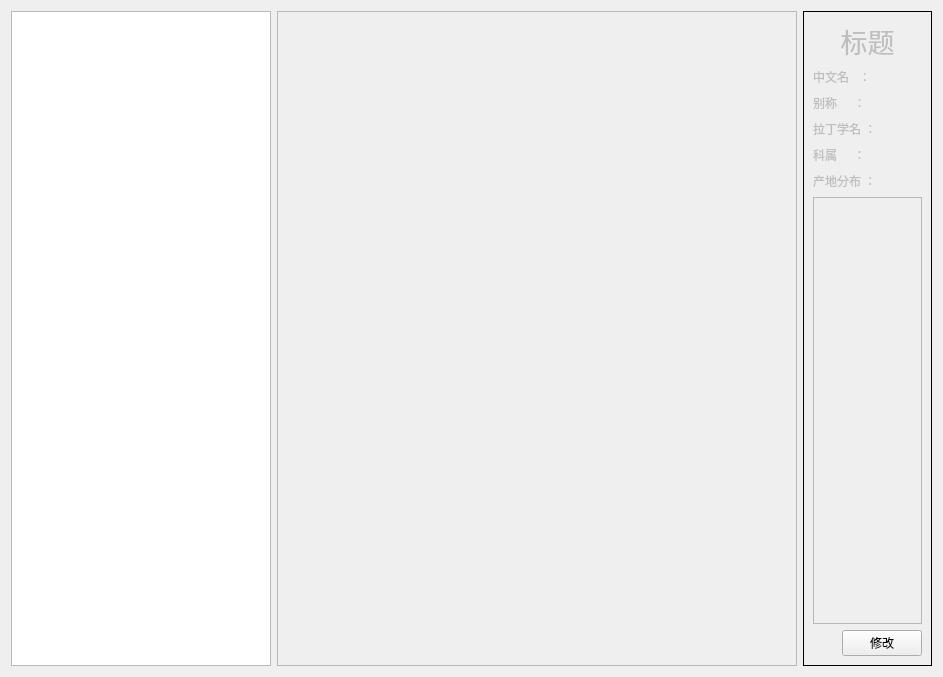
This is UI/UI_succulentPlants.ui in MChenLiang/TheShapeOfFlower as Qt 5 draws it before an edit. The edited form follows.
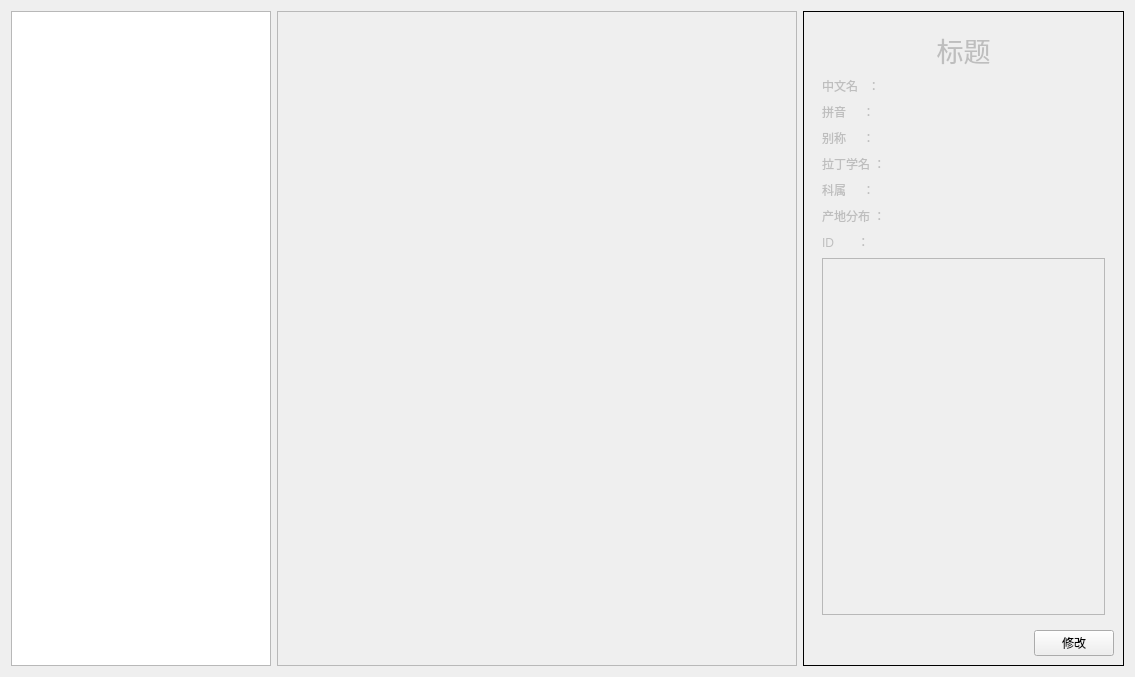
This is the edited form.

What changed in the file:
```diff
--- a/UI/UI_succulentPlants.ui
+++ b/UI/UI_succulentPlants.ui
@@ -6,7 +6,7 @@
    <rect>
     <x>0</x>
     <y>0</y>
-    <width>943</width>
+    <width>1135</width>
     <height>677</height>
    </rect>
   </property>
@@ -101,13 +101,13 @@
         <property name="enabled">
          <bool>false</bool>
         </property>
+        <property name="sizePolicy">
+         <sizepolicy hsizetype="Preferred" vsizetype="Expanding">
+          <horstretch>0</horstretch>
+          <verstretch>0</verstretch>
+         </sizepolicy>
+        </property>
         <layout class="QVBoxLayout" name="verticalLayout_2">
-         <property name="spacing">
-          <number>6</number>
-         </property>
-         <property name="margin">
-          <number>0</number>
-         </property>
          <item>
           <widget class="QLabel" name="label_title">
            <property name="font">
@@ -125,6 +125,44 @@
          </item>
          <item>
           <layout class="QGridLayout" name="gridLayout">
+           <item row="5" column="0">
+            <widget class="QLabel" name="label_From">
+             <property name="text">
+              <string>产地分布 ：</string>
+             </property>
+            </widget>
+           </item>
+           <item row="0" column="1">
+            <widget class="QLineEdit" name="lineEdit_cName">
+             <property name="enabled">
+              <bool>false</bool>
+             </property>
+             <property name="frame">
+              <bool>false</bool>
+             </property>
+            </widget>
+           </item>
+           <item row="1" column="0">
+            <widget class="QLabel" name="label_spell">
+             <property name="text">
+              <string>拼音     ：</string>
+             </property>
+            </widget>
+           </item>
+           <item row="5" column="1">
+            <widget class="QLineEdit" name="lineEdit_From">
+             <property name="frame">
+              <bool>false</bool>
+             </property>
+            </widget>
+           </item>
+           <item row="3" column="1">
+            <widget class="QLineEdit" name="lineEdit_lName">
+             <property name="frame">
+              <bool>false</bool>
+             </property>
+            </widget>
+           </item>
            <item row="2" column="0">
             <widget class="QLabel" name="label_sOther">
              <property name="text">
@@ -132,6 +170,43 @@
              </property>
             </widget>
            </item>
+           <item row="1" column="1">
+            <widget class="QLineEdit" name="lineEdit_spell">
+             <property name="enabled">
+              <bool>false</bool>
+             </property>
+             <property name="frame">
+              <bool>false</bool>
+             </property>
+             <property name="echoMode">
+              <enum>QLineEdit::Normal</enum>
+             </property>
+             <property name="readOnly">
+              <bool>false</bool>
+             </property>
+            </widget>
+           </item>
+           <item row="4" column="1">
+            <widget class="QLineEdit" name="lineEdit_type">
+             <property name="frame">
+              <bool>false</bool>
+             </property>
+            </widget>
+           </item>
+           <item row="0" column="0">
+            <widget class="QLabel" name="label_cName">
+             <property name="text">
+              <string>中文名   ：</string>
+             </property>
+            </widget>
+           </item>
+           <item row="4" column="0">
+            <widget class="QLabel" name="label_type">
+             <property name="text">
+              <string>科属     ：</string>
+             </property>
+            </widget>
+           </item>
            <item row="2" column="1">
             <widget class="QLineEdit" name="lineEdit_sOther">
              <property name="enabled">
@@ -148,60 +223,22 @@
              </property>
             </widget>
            </item>
-           <item row="4" column="0">
+           <item row="3" column="0">
             <widget class="QLabel" name="label_lName">
              <property name="text">
               <string>拉丁学名 ：</string>
              </property>
             </widget>
            </item>
-           <item row="4" column="1">
-            <widget class="QLineEdit" name="lineEdit_lName">
-             <property name="frame">
-              <bool>false</bool>
-             </property>
-            </widget>
-           </item>
-           <item row="5" column="0">
-            <widget class="QLabel" name="label_type">
-             <property name="text">
-              <string>科属     ：</string>
-             </property>
-            </widget>
-           </item>
-           <item row="5" column="1">
-            <widget class="QLineEdit" name="lineEdit_type">
-             <property name="frame">
-              <bool>false</bool>
-             </property>
-            </widget>
-           </item>
            <item row="6" column="0">
-            <widget class="QLabel" name="label_From">
+            <widget class="QLabel" name="label_ID">
              <property name="text">
-              <string>产地分布 ：</string>
+              <string>ID       ：</string>
              </property>
             </widget>
            </item>
            <item row="6" column="1">
-            <widget class="QLineEdit" name="lineEdit_From">
-             <property name="frame">
-              <bool>false</bool>
-             </property>
-            </widget>
-           </item>
-           <item row="0" column="0">
-            <widget class="QLabel" name="label_cName">
-             <property name="text">
-              <string>中文名   ：</string>
-             </property>
-            </widget>
-           </item>
-           <item row="0" column="1">
-            <widget class="QLineEdit" name="lineEdit_cName">
-             <property name="enabled">
-              <bool>false</bool>
-             </property>
+            <widget class="QLineEdit" name="lineEdit_ID">
              <property name="frame">
               <bool>false</bool>
              </property>
```
